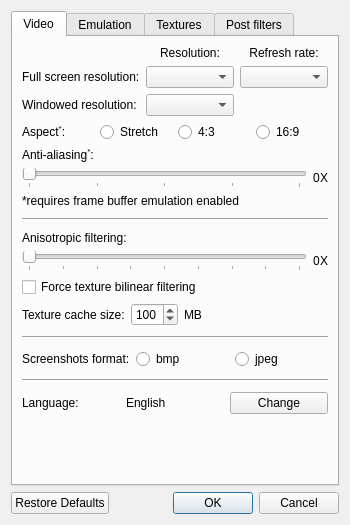
First picture: the form in GLidenUI/configDialog.ui, repository gonetz/GLideN64, before the edit.
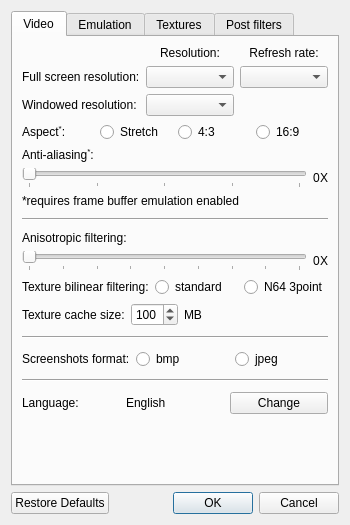
Second picture: the form after the edit. Icons and pictures are not drawn.

Commit message: Remove texture.forceBilinear option. Add texture.bilinearMode option: - standard hardware bilinear filter - N64 3 point filter

```diff
--- a/GLidenUI/configDialog.ui
+++ b/GLidenUI/configDialog.ui
@@ -326,14 +326,44 @@
           </layout>
          </item>
          <item>
-          <widget class="QCheckBox" name="forceBilinearCheckBox">
+          <layout class="QHBoxLayout" name="horizontalLayout_9">
+           <item>
+            <widget class="QLabel" name="label_13">
            <property name="toolTip">
             <string>&lt;html&gt;&lt;head/&gt;&lt;body&gt;&lt;p&gt;&lt;span style=&quot; font-weight:600;&quot;&gt;Bilinear filtering:&lt;/span&gt;&lt;/p&gt;&lt;p&gt;Off - filter exactly how the N64 specifies.&lt;br/&gt;On - apply bilinear filtering to all textures to make them appear more smooth.&lt;/p&gt;&lt;p&gt;[Recommended: &lt;span style=&quot; font-style:italic;&quot;&gt;off&lt;/span&gt;]&lt;/p&gt;&lt;/body&gt;&lt;/html&gt;</string>
            </property>
            <property name="text">
-            <string>Force texture bilinear filtering</string>
-           </property>
-          </widget>
+              <string>Texture bilinear filtering:</string>
+             </property>
+            </widget>
+           </item>
+           <item>
+            <widget class="QRadioButton" name="blnrStandardRadioButton">
+             <property name="toolTip">
+              <string>&lt;html&gt;&lt;head/&gt;&lt;body&gt;&lt;p&gt;&lt;span style=&quot; font-weight:600;&quot;&gt;Bilinear filtering:&lt;/span&gt;&lt;/p&gt;&lt;p&gt;[standard] - standard texture filtering provided by PC hardware.&lt;/p&gt;&lt;p&gt;[N64 3point]- emulation of 3 point texture filtering used by the original hardware. Provides less smooth but more authentic look.&lt;/p&gt;&lt;/body&gt;&lt;/html&gt;</string>
+             </property>
+             <property name="text">
+              <string>standard</string>
+             </property>
+             <attribute name="buttonGroup">
+              <string notr="true">bilinearButtonGroup</string>
+             </attribute>
+            </widget>
+           </item>
+           <item>
+            <widget class="QRadioButton" name="blnr3PointRadioButton">
+             <property name="toolTip">
+              <string>&lt;html&gt;&lt;head/&gt;&lt;body&gt;&lt;p&gt;&lt;span style=&quot; font-weight:600;&quot;&gt;Bilinear filtering:&lt;/span&gt;&lt;/p&gt;&lt;p&gt;[standard] - standard texture filtering provided by PC hardware.&lt;/p&gt;&lt;p&gt;[N64 3point]- emulation of 3 point texture filtering used by the original hardware. Provides less smooth but more authentic look.&lt;/p&gt;&lt;/body&gt;&lt;/html&gt;</string>
+             </property>
+             <property name="text">
+              <string>N64 3point</string>
+             </property>
+             <attribute name="buttonGroup">
+              <string notr="true">bilinearButtonGroup</string>
+             </attribute>
+            </widget>
+           </item>
+          </layout>
          </item>
          <item>
           <layout class="QHBoxLayout" name="horizontalLayout">
```
Left out of the diff: 5 changed lines with no effect on the pictures. Lines whose indentation alone changed are shown as unchanged. The commit also changes 7 other files.
